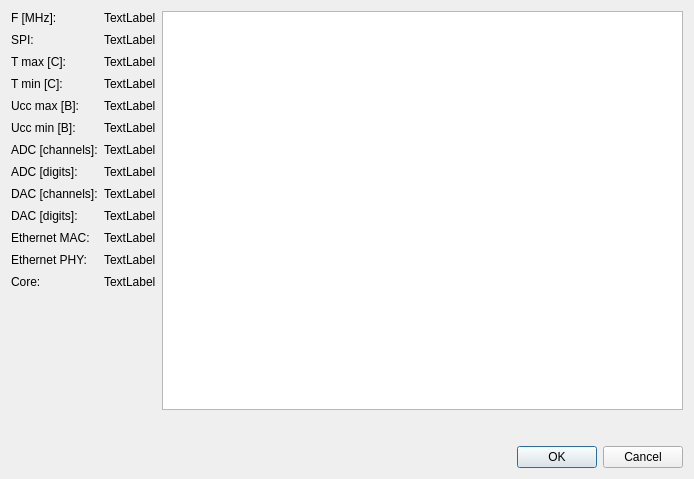
The window that targetdialog.ui (Anton9kin/Milandr_v3) describes before a commit, drawn with Qt 5.
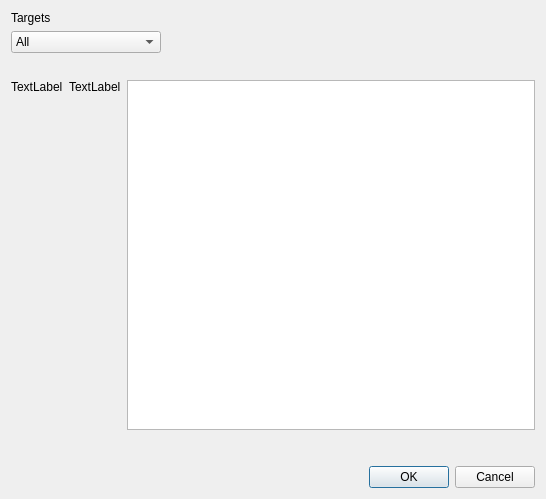
The same window after the commit.

Commit message: Information about target in targetdialog is changed

The edit to the form file:
```diff
--- a/targetdialog.ui
+++ b/targetdialog.ui
@@ -6,207 +6,127 @@
    <rect>
     <x>0</x>
     <y>0</y>
-    <width>694</width>
-    <height>479</height>
+    <width>546</width>
+    <height>499</height>
    </rect>
   </property>
+  <property name="sizePolicy">
+   <sizepolicy hsizetype="Fixed" vsizetype="Fixed">
+    <horstretch>0</horstretch>
+    <verstretch>0</verstretch>
+   </sizepolicy>
+  </property>
   <property name="windowTitle">
    <string>Dialog</string>
   </property>
   <layout class="QVBoxLayout" name="verticalLayout">
    <item>
-    <layout class="QHBoxLayout" name="horizontalLayout">
+    <widget class="QLabel" name="label_3">
+     <property name="text">
+      <string>Targets</string>
+     </property>
+    </widget>
+   </item>
+   <item>
+    <widget class="QComboBox" name="comboTargets">
+     <property name="sizePolicy">
+      <sizepolicy hsizetype="Fixed" vsizetype="Fixed">
+       <horstretch>0</horstretch>
+       <verstretch>0</verstretch>
+      </sizepolicy>
+     </property>
+     <property name="minimumSize">
+      <size>
+       <width>150</width>
+       <height>0</height>
+      </size>
+     </property>
+     <property name="maximumSize">
+      <size>
+       <width>150</width>
+       <height>16777215</height>
+      </size>
+     </property>
      <item>
-      <layout class="QGridLayout" name="gridLayout">
+      <property name="text">
+       <string>All</string>
+      </property>
+     </item>
+     <item>
+      <property name="text">
+       <string>*1901ВЦ1*</string>
+      </property>
+     </item>
+     <item>
+      <property name="text">
+       <string>*1986ВЕ1*</string>
+      </property>
+     </item>
+     <item>
+      <property name="text">
+       <string>*1986ВЕ9*</string>
+      </property>
+     </item>
+    </widget>
+   </item>
+   <item>
+    <layout class="QHBoxLayout" name="horizontalLayout" stretch="0,0">
+     <property name="sizeConstraint">
+      <enum>QLayout::SetFixedSize</enum>
+     </property>
+     <property name="topMargin">
+      <number>21</number>
+     </property>
+     <item>
+      <layout class="QGridLayout" name="gridLayout" rowstretch="0,0">
        <property name="sizeConstraint">
-        <enum>QLayout::SetDefaultConstraint</enum>
+        <enum>QLayout::SetFixedSize</enum>
        </property>
        <property name="verticalSpacing">
         <number>8</number>
        </property>
-       <item row="1" column="1">
-        <widget class="QLabel" name="SPI_label">
-         <property name="text">
-          <string>TextLabel</string>
-         </property>
-        </widget>
-       </item>
-       <item row="4" column="1">
-        <widget class="QLabel" name="Uccmax_label">
-         <property name="text">
-          <string>TextLabel</string>
-         </property>
-        </widget>
-       </item>
-       <item row="4" column="0">
-        <widget class="QLabel" name="label_8">
-         <property name="text">
-          <string>Ucc max [B]:</string>
-         </property>
-        </widget>
-       </item>
-       <item row="2" column="1">
-        <widget class="QLabel" name="Tmax_label">
-         <property name="text">
-          <string>TextLabel</string>
-         </property>
-        </widget>
-       </item>
-       <item row="2" column="0">
-        <widget class="QLabel" name="label_4">
-         <property name="text">
-          <string>T max [C]:</string>
-         </property>
-        </widget>
-       </item>
-       <item row="3" column="0">
-        <widget class="QLabel" name="label_6">
-         <property name="text">
-          <string>T min [C]:</string>
-         </property>
-        </widget>
-       </item>
-       <item row="9" column="1">
-        <widget class="QLabel" name="DACdig_label">
-         <property name="text">
-          <string>TextLabel</string>
-         </property>
-        </widget>
-       </item>
-       <item row="5" column="0">
-        <widget class="QLabel" name="label_10">
-         <property name="text">
-          <string>Ucc min [B]:</string>
-         </property>
-        </widget>
-       </item>
-       <item row="9" column="0">
-        <widget class="QLabel" name="label_20">
-         <property name="text">
-          <string>DAC [digits]:</string>
-         </property>
-        </widget>
-       </item>
-       <item row="12" column="0">
-        <widget class="QLabel" name="label_27">
-         <property name="text">
-          <string>Core:</string>
-         </property>
-        </widget>
-       </item>
-       <item row="7" column="0">
-        <widget class="QLabel" name="label_17">
-         <property name="text">
-          <string>ADC [digits]:</string>
-         </property>
-        </widget>
-       </item>
-       <item row="8" column="1">
-        <widget class="QLabel" name="DACch_label">
-         <property name="text">
-          <string>TextLabel</string>
-         </property>
-        </widget>
-       </item>
-       <item row="12" column="1">
-        <widget class="QLabel" name="Core_label">
-         <property name="text">
-          <string>TextLabel</string>
-         </property>
-        </widget>
-       </item>
-       <item row="1" column="0">
-        <widget class="QLabel" name="label">
-         <property name="text">
-          <string>SPI:</string>
-         </property>
-        </widget>
-       </item>
-       <item row="6" column="0">
-        <widget class="QLabel" name="label_16">
-         <property name="text">
-          <string>ADC [channels]:</string>
-         </property>
-        </widget>
-       </item>
-       <item row="10" column="0">
-        <widget class="QLabel" name="label_12">
-         <property name="text">
-          <string>Ethernet MAC:</string>
-         </property>
-        </widget>
-       </item>
-       <item row="11" column="1">
-        <widget class="QLabel" name="EthPHY_label">
-         <property name="text">
-          <string>TextLabel</string>
-         </property>
-        </widget>
-       </item>
-       <item row="10" column="1">
-        <widget class="QLabel" name="EthMAC_label">
-         <property name="text">
-          <string>TextLabel</string>
-         </property>
-        </widget>
-       </item>
        <item row="0" column="0">
-        <widget class="QLabel" name="label_28">
+        <widget class="QLabel" name="label_2">
+         <property name="sizePolicy">
+          <sizepolicy hsizetype="Preferred" vsizetype="Fixed">
+           <horstretch>0</horstretch>
+           <verstretch>0</verstretch>
+          </sizepolicy>
+         </property>
+         <property name="layoutDirection">
+          <enum>Qt::LeftToRight</enum>
+         </property>
          <property name="text">
-          <string>F [MHz]:</string>
+          <string>TextLabel</string>
+         </property>
+         <property name="alignment">
+          <set>Qt::AlignLeading|Qt::AlignLeft|Qt::AlignTop</set>
          </property>
         </widget>
        </item>
        <item row="0" column="1">
-        <widget class="QLabel" name="F_label">
-         <property name="text">
-          <string>TextLabel</string>
+        <widget class="QLabel" name="label">
+         <property name="sizePolicy">
+          <sizepolicy hsizetype="Preferred" vsizetype="Fixed">
+           <horstretch>0</horstretch>
+           <verstretch>0</verstretch>
+          </sizepolicy>
          </property>
-        </widget>
-       </item>
-       <item row="6" column="1">
-        <widget class="QLabel" name="ADCch_label">
-         <property name="text">
-          <string>TextLabel</string>
+         <property name="frameShape">
+          <enum>QFrame::NoFrame</enum>
          </property>
-        </widget>
-       </item>
-       <item row="7" column="1">
-        <widget class="QLabel" name="ADCdig_label">
-         <property name="text">
-          <string>TextLabel</string>
+         <property name="frameShadow">
+          <enum>QFrame::Plain</enum>
          </property>
-        </widget>
-       </item>
-       <item row="5" column="1">
-        <widget class="QLabel" name="Uccmin_label">
          <property name="text">
           <string>TextLabel</string>
          </property>
-        </widget>
-       </item>
-       <item row="3" column="1">
-        <widget class="QLabel" name="Tmin_label">
-         <property name="text">
-          <string>TextLabel</string>
+         <property name="alignment">
+          <set>Qt::AlignLeading|Qt::AlignLeft|Qt::AlignTop</set>
          </property>
         </widget>
        </item>
-       <item row="11" column="0">
-        <widget class="QLabel" name="label_26">
-         <property name="text">
-          <string>Ethernet PHY:</string>
-         </property>
-        </widget>
-       </item>
-       <item row="8" column="0">
-        <widget class="QLabel" name="label_18">
-         <property name="text">
-          <string>DAC [channels]:</string>
-         </property>
-        </widget>
-       </item>
-       <item row="13" column="1">
+       <item row="1" column="0">
         <spacer name="verticalSpacer_2">
          <property name="orientation">
           <enum>Qt::Vertical</enum>
@@ -223,6 +143,12 @@
      </item>
      <item>
       <widget class="QTableView" name="tableView">
+       <property name="sizePolicy">
+        <sizepolicy hsizetype="Preferred" vsizetype="Expanding">
+         <horstretch>2</horstretch>
+         <verstretch>0</verstretch>
+        </sizepolicy>
+       </property>
        <property name="font">
         <font>
          <pointsize>9</pointsize>
@@ -240,6 +166,9 @@
        <property name="selectionBehavior">
         <enum>QAbstractItemView::SelectRows</enum>
        </property>
+       <property name="sortingEnabled">
+        <bool>true</bool>
+       </property>
       </widget>
      </item>
     </layout>
```
The commit also changes 5 other files.
